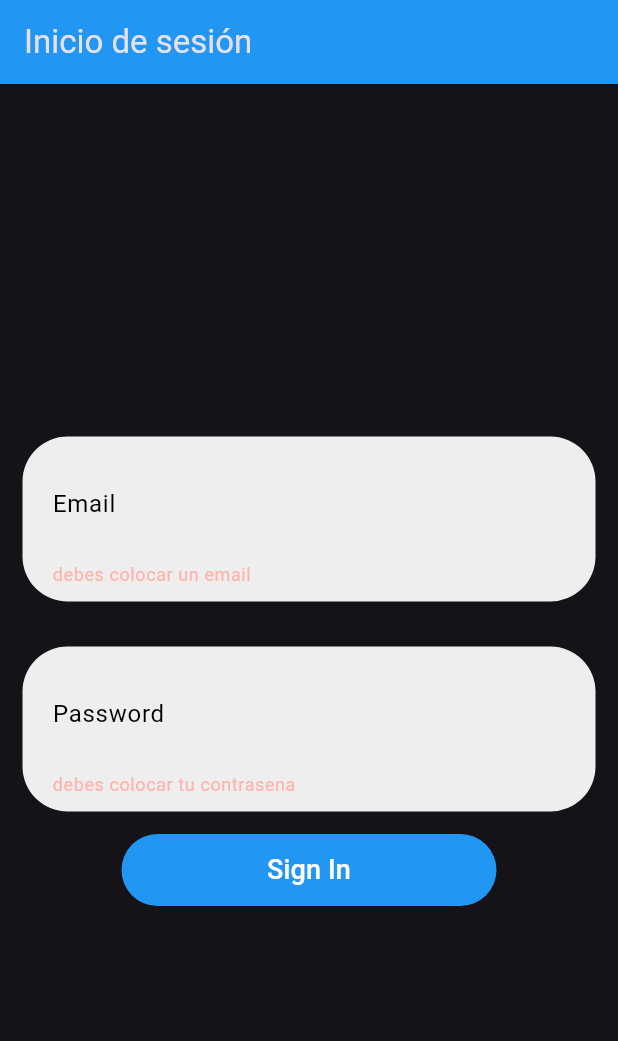
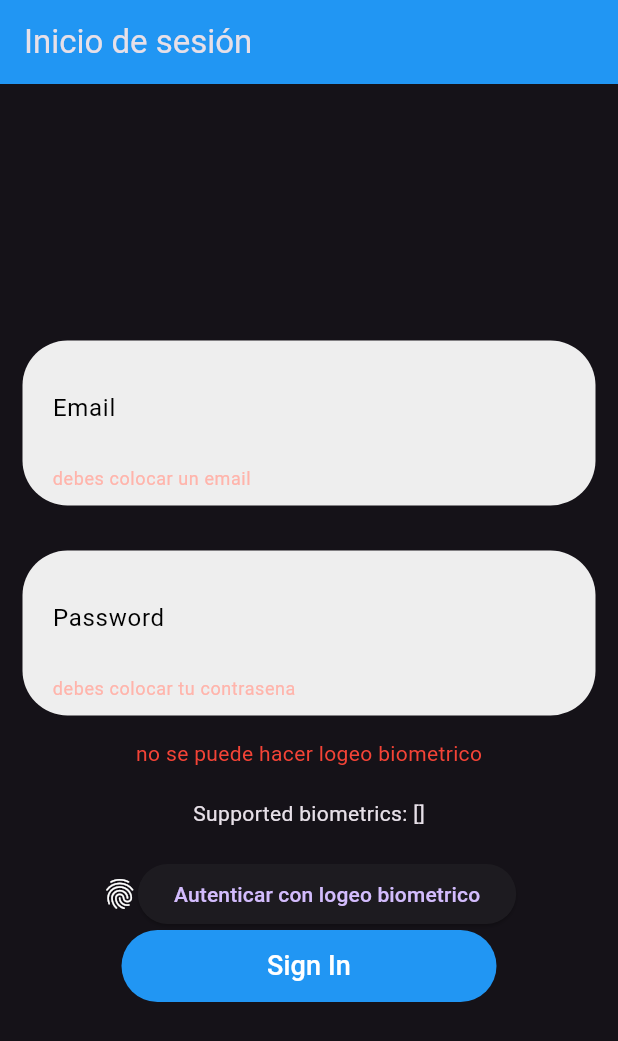
Before and after one commit to Ogreaggressive/moviesFlutter, a Flutter app: the screen it shows after launch, after a tap on "Sign In", on a phone screen of 412 x 824 dp. Shown: the top 1041 px of the screen. Run offline on Flutter 3.47's test engine with Material 3 defaults, Android fonts, the phone set to English and light mode, and no system bars; our stand-ins replace dio, flutter_bloc, local_auth, shared_preferences.

Commit message:
adding biometric login

```diff
--- /dev/null
+++ b/devtools_options.yaml
@@ -0,0 +1 @@
+extensions:
--- a/lib/login_page.dart
+++ b/lib/login_page.dart
@@ -1,12 +1,90 @@
 import 'package:flutter/material.dart';
+import 'package:flutter/services.dart';
 import 'package:flutter_bloc/flutter_bloc.dart';
 import 'cubits/login_cubit.dart';
+import 'package:local_auth/local_auth.dart';
+import 'movies_page.dart';
 
-class LoginForm extends StatelessWidget {
+
+class LoginForm extends StatefulWidget {
+  const LoginForm({Key? key}) : super(key: key);
+
+
+  @override
+  _LoginFormState createState() => _LoginFormState();
+}
+
+enum SupportState {
+  unknown,
+  supported,
+  unSupported,
+}
+
+class _LoginFormState extends State<LoginForm> {
   final GlobalKey<FormState> _signInKey = GlobalKey();
   final TextEditingController _emailController = TextEditingController();
   final TextEditingController _passwordController = TextEditingController();
   final RegExp emailValid = RegExp(r"^[a-zA-Z0-9.a-zA]");
+
+  final LocalAuthentication auth = LocalAuthentication();
+  SupportState supportState = SupportState.unknown;
+  List<BiometricType>? availableBiometrics;
+
+  @override
+  void initState(){
+    auth.isDeviceSupported().then((bool isSupported) =>
+        setState(()=> supportState = isSupported ? SupportState.supported : SupportState.unSupported));
+    super.initState();
+    checkBiometric();
+    getAvailableBiometrics();
+  }
+
+  Future<void> checkBiometric() async{
+    late bool canCheckBiometric;
+    try{
+      canCheckBiometric = await auth.canCheckBiometrics;
+      print("biometric supported: $canCheckBiometric");
+    } on PlatformException catch (e){
+      print(e);
+      canCheckBiometric = false;
+    }
+  }
+
+  Future<void> getAvailableBiometrics() async {
+    late List<BiometricType> biometricTypes;
+    try{
+      biometricTypes = await auth.getAvailableBiometrics();
+      print("supported biometrics $biometricTypes");
+    } on PlatformException catch (e){
+      print(e);
+    }
+
+    if(!mounted){
+      return;
+    }
+    setState(() {
+      availableBiometrics = biometricTypes;
+    });
+  }
+
+  Future<void> authenticateWithBiometrics() async{
+    try{
+      final authenticated = await auth.authenticate(localizedReason: 'Authenticate with fingerprint',
+          options:AuthenticationOptions(
+              stickyAuth: true,
+              biometricOnly: true
+          )
+      );
+      if(!mounted){
+        return;
+      }
+      if(authenticated){
+        MaterialPageRoute(builder: (context) => PopularMovies());
+      }
+    }on PlatformException catch (e){
+      print(e);
+    }
+  }
 
   @override
   Widget build(BuildContext context) {
@@ -76,6 +154,31 @@ class LoginForm extends StatelessWidget {
                     },
                   ),
                 ),
+                Text(supportState == SupportState.supported
+                    ? 'se puede hacer logeo biometrico'
+                    : supportState == SupportState.unSupported
+                    ? 'no se puede hacer logeo biometrico'
+                    : 'viendo si se puede hacer logeo biometrico',
+
+                    style: TextStyle(
+                      color: supportState == SupportState.supported
+                          ? Colors.green
+                          : supportState == SupportState.unSupported
+                          ? Colors.red
+                          :Colors.grey,
+                    )
+                ),
+                const SizedBox(height: 20),
+                Text('Supported biometrics: $availableBiometrics'),
+                const SizedBox(height: 20),
+                Row(
+                  mainAxisAlignment: MainAxisAlignment.center,
+                  children: [
+                    Icon(Icons.fingerprint),
+                    ElevatedButton(onPressed: authenticateWithBiometrics, child: Text("Autenticar con logeo biometrico"))
+                  ]
+                ),
+
                 Container(
                   width: 250,
                   decoration: BoxDecoration(
@@ -99,8 +202,8 @@ class LoginForm extends StatelessWidget {
               ],
             ),
           ),
-       )
-      )
+        ),
+      ),
     );
   }
 }
```
Also changed, not shown: lib/settings_page.dart (+16 -2 lines), 2 other files. Lines whose indentation alone changed are shown as unchanged.
